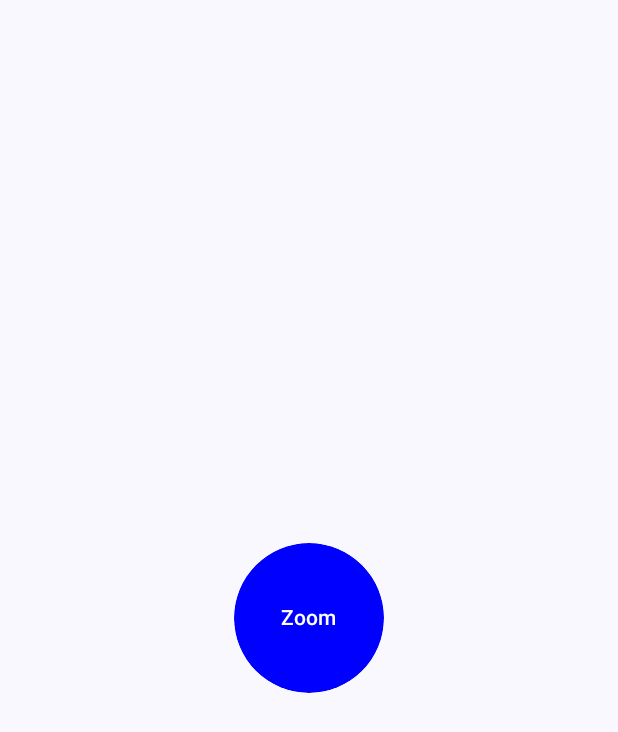
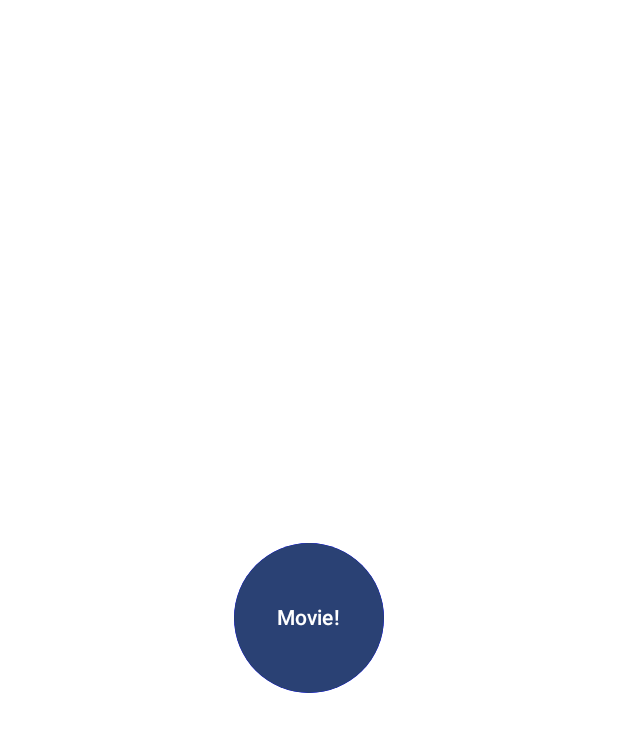
Before and after one commit to KoviElango/Mowheel, an Android app built with Jetpack Compose: the screen it shows after launch (MainActivity), on a phone screen of 412 x 824 dp. Shown: the top 732 px of the screen. Run offline under Robolectric (Android 15) with nearby library versions, the phone set to English and light mode, and no system bars.

Commit message:
Mowheel version 0.0.2(Alpha) Includes: Retrieved data from API

```diff
--- a/app/src/main/AndroidManifest.xml
+++ b/app/src/main/AndroidManifest.xml
@@ -1,6 +1,8 @@
 <?xml version="1.0" encoding="utf-8"?>
 <manifest xmlns:android="http://schemas.android.com/apk/res/android"
     xmlns:tools="http://schemas.android.com/tools">
+
+    <uses-permission android:name="android.permission.INTERNET"/>
 
     <application
         android:allowBackup="true"
--- a/app/src/main/java/com/example/mowheel/MainActivity.kt
+++ b/app/src/main/java/com/example/mowheel/MainActivity.kt
@@ -3,11 +3,11 @@ package com.example.mowheel
 import android.os.Bundle
 import androidx.activity.ComponentActivity
 import androidx.activity.compose.setContent
-import androidx.activity.enableEdgeToEdge
+import androidx.compose.foundation.background
 import androidx.compose.foundation.layout.*
 import androidx.compose.foundation.shape.CircleShape
 import androidx.compose.material3.*
-import androidx.compose.runtime.Composable
+import androidx.compose.runtime.*
 import androidx.compose.ui.Alignment
 import androidx.compose.ui.Modifier
 import androidx.compose.ui.draw.clip
@@ -15,11 +15,17 @@ import androidx.compose.ui.graphics.Color
 import androidx.compose.ui.tooling.preview.Preview
 import androidx.compose.ui.unit.dp
 import com.example.mowheel.ui.theme.MowheelTheme
+import kotlinx.coroutines.Dispatchers
+import kotlinx.coroutines.launch
+import retrofit2.Call
+import retrofit2.http.GET
+import retrofit2.http.Query
+import retrofit2.Retrofit
+import retrofit2.converter.gson.GsonConverterFactory
 
 class MainActivity : ComponentActivity() {
     override fun onCreate(savedInstanceState: Bundle?) {
         super.onCreate(savedInstanceState)
-        enableEdgeToEdge()
         setContent {
             MowheelTheme {
                 Scaffold(
@@ -30,10 +36,7 @@ class MainActivity : ComponentActivity() {
                                 .padding(paddingValues),
                             contentAlignment = Alignment.Center
                         ) {
-                            RoundButton(
-                                onClick = { /* TODO: Add action here */ },
-                                color = Color.Blue
-                            )
+                            RoundButton()
                         }
                     }
                 )
@@ -41,21 +44,99 @@ class MainActivity : ComponentActivity() {
         }
     }
 }
+
+interface OmdbApi {
+    @GET("/")
+    fun getMovieDetails(
+        @Query("i") imdbId: String = "tt3896198",
+        @Query("apikey") apiKey: String = "d06ee10a"
+    ): Call<Movie>
+}
+
+data class Movie(
+    val Title: String,
+    val Year: String,
+    val Rated: String,
+    val Released: String,
+    val Runtime: String,
+    val Genre: String,
+    val Director: String,
+    val Writer: String,
+    val Actors: String,
+    val Plot: String,
+    val Language: String,
+    val Country: String,
+    val Awards: String,
+    val Poster: String,
+)
+
+object RetrofitClient {
+    private var retrofit: Retrofit? = null
+    private const val BASE_URL = "https://www.omdbapi.com/"
+
+    val instance: Retrofit
+        get() {
+            if (retrofit == null) {
+                retrofit = Retrofit.Builder()
+                    .baseUrl(BASE_URL)
+                    .addConverterFactory(GsonConverterFactory.create())
+                    .build()
+            }
+            return retrofit!!
+        }
+}
+
 @Composable
-fun RoundButton(
-    onClick: () -> Unit,
-    modifier: Modifier = Modifier,
-    color: Color = Color.Blue
-) {
-    Button(
-        onClick = onClick,
-        modifier = modifier
-            .size(100.dp) // Set a fixed size for a perfect circle
-            .clip(CircleShape), // Clip to a circle shape
-        colors = ButtonDefaults.buttonColors(containerColor = color),
-        contentPadding = PaddingValues(16.dp) // Adjust padding as needed
+fun RoundButton() {
+    val apiService = RetrofitClient.instance.create(OmdbApi::class.java)
+    var movieData by remember { mutableStateOf<Movie?>(null) }
+    var isLoading by remember { mutableStateOf(false) }
+    val coroutineScope = rememberCoroutineScope()
+
+    Column(
+        horizontalAlignment = Alignment.CenterHorizontally,
+        verticalArrangement = Arrangement.Center,
+        modifier = Modifier
+            .fillMaxSize()
+            .background(Color.White)
     ) {
-        Text("Zoom")
+        Button(
+            onClick = {
+                println("Button clicked!") // Add this line for debugging
+                isLoading = true
+                coroutineScope.launch(Dispatchers.IO) {
+                    try {
+                        val response = apiService.getMovieDetails().execute()
+                        if (response.isSuccessful) {
+                            movieData = response.body()
+                        } else {
+                            println("Error: ${response.code()}")
+                        }
+                    } catch (e: Exception) {
+                        println("Failure: ${e.message}")
+                    } finally {
+                        isLoading = false
+                    }
+                }
+            },
+            modifier = Modifier
+                .size(100.dp)
+                .clip(CircleShape)
+                .background(Color.Blue),
+            contentPadding = PaddingValues(16.dp)
+        ) {
+            if (isLoading) {
+                CircularProgressIndicator(modifier = Modifier.size(24.dp))
+            } else {
+                Text("Movie!", color = Color.White)
+            }
+        }
+
+        movieData?.let { movie ->
+            Spacer(modifier = Modifier.height(16.dp))
+            Text("Title: ${movie.Title}")
+            Text("Year: ${movie.Year}")
+        }
     }
 }
 
@@ -67,10 +148,7 @@ fun RoundButtonPreview() {
             modifier = Modifier.fillMaxSize(),
             contentAlignment = Alignment.Center
         ) {
-            RoundButton(
-                onClick = { /* TODO: Add action here */ },
-                color = Color.Blue
-            )
+            RoundButton()
         }
     }
 }
```
Also changed, not shown: app/build.gradle.kts (+5 -12 lines), gradle/libs.versions.toml (+8 -0 lines).
